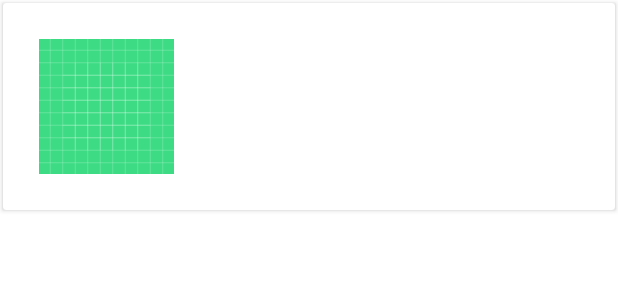
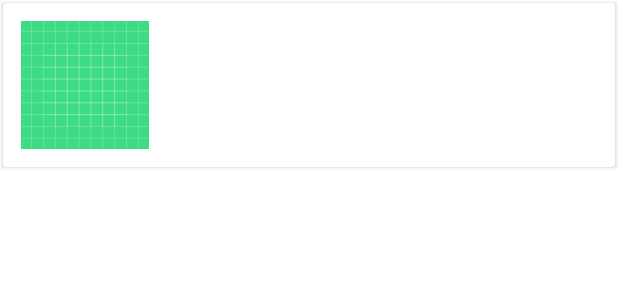
Before and after one commit to kocerenes/appcent_video_games, an Android app: the layout home_recycler_row.xml on its own in the app's theme, with its tools: preview values and no code run, on a phone screen of 412 x 824 dp. Shown: the top 300 px of the screen. Run offline under Robolectric (Android 15) with nearby library versions, the phone set to English and light mode, and no system bars.

Commit message:
Complete view pager task and color update at app theme.

```diff
--- a/app/build.gradle
+++ b/app/build.gradle
@@ -85,4 +85,10 @@ dependencies {
     kapt("com.google.dagger:hilt-android-compiler:$hilt_version")
     kapt("androidx.hilt:hilt-compiler:1.0.0")
 
+    //viewpager
+    implementation "androidx.viewpager2:viewpager2:1.0.0"
+
+    //glide
+    implementation "com.github.bumptech.glide:glide:4.12.0"
+
 }
--- a/app/src/main/java/com/example/appcentvideogames/presentation/homepage/HomeRecyclerAdapter.kt
+++ b/app/src/main/java/com/example/appcentvideogames/presentation/homepage/HomeRecyclerAdapter.kt
@@ -7,6 +7,7 @@ import android.widget.Filterable
 import androidx.recyclerview.widget.RecyclerView
 import com.example.appcentvideogames.databinding.HomeRecyclerRowBinding
 import com.example.appcentvideogames.model.Game
+import com.example.appcentvideogames.presentation.homepage.listener.ItemClickListener
 
 class HomeRecyclerAdapter(private val listener: ItemClickListener): RecyclerView.Adapter<HomeRecyclerAdapter.MViewHolder>(), Filterable {
 
--- a/app/src/main/java/com/example/appcentvideogames/presentation/homepage/ItemClickListener.kt
+++ /dev/null
@@ -1,9 +0,0 @@
-package com.example.appcentvideogames.presentation.homepage
-
-import com.example.appcentvideogames.model.Game
-
-interface ItemClickListener {
-
-    fun onItemClick(game: Game)
-    fun onFilteredNameOfGame(nameLengt: Int)
-}
--- /dev/null
+++ b/app/src/main/java/com/example/appcentvideogames/presentation/homepage/listener/ItemClickListener.kt
@@ -0,0 +1,9 @@
+package com.example.appcentvideogames.presentation.homepage.listener
+
+import com.example.appcentvideogames.model.Game
+
+interface ItemClickListener {
+
+    fun onItemClick(game: Game)
+    fun onFilteredNameOfGame(nameLength: Int)
+}
--- a/app/src/main/res/layout/home_recycler_row.xml
+++ b/app/src/main/res/layout/home_recycler_row.xml
@@ -6,7 +6,7 @@
     <data>
         <variable
             name="onItemClickListener"
-            type="com.example.appcentvideogames.presentation.homepage.ItemClickListener" />
+            type="com.example.appcentvideogames.presentation.homepage.listener.ItemClickListener" />
         <variable
             name="game"
             type="com.example.appcentvideogames.model.Game" />
@@ -24,11 +24,11 @@
 
             <ImageView
                 android:id="@+id/ivHome"
-                android:layout_width="90dp"
-                android:layout_height="90dp"
-                android:layout_marginStart="24dp"
-                android:layout_marginTop="24dp"
-                android:layout_marginBottom="24dp"
+                android:layout_width="85dp"
+                android:layout_height="85dp"
+                android:layout_marginStart="12dp"
+                android:layout_marginTop="12dp"
+                android:layout_marginBottom="12dp"
                 app:layout_constraintBottom_toBottomOf="parent"
                 app:layout_constraintStart_toStartOf="parent"
                 app:layout_constraintTop_toTopOf="parent"
--- a/app/src/main/res/values-night/themes.xml
+++ b/app/src/main/res/values-night/themes.xml
@@ -2,7 +2,7 @@
     <!-- Base application theme. -->
     <style name="Theme.AppcentVideoGames" parent="Theme.MaterialComponents.DayNight.DarkActionBar">
         <!-- Primary brand color. -->
-        <item name="colorPrimary">@color/purple_200</item>
+        <item name="colorPrimary">@color/essential_color</item>
         <item name="colorPrimaryVariant">@color/purple_700</item>
         <item name="colorOnPrimary">@color/black</item>
         <!-- Secondary brand color. -->
@@ -10,7 +10,7 @@
         <item name="colorSecondaryVariant">@color/teal_200</item>
         <item name="colorOnSecondary">@color/black</item>
         <!-- Status bar color. -->
-        <item name="android:statusBarColor" tools:targetApi="l">?attr/colorPrimaryVariant</item>
+        <item name="android:statusBarColor" tools:targetApi="l">@color/essential_dark_color</item>
         <!-- Customize your theme here. -->
     </style>
 </resources>
--- a/app/src/main/res/values/colors.xml
+++ b/app/src/main/res/values/colors.xml
@@ -7,4 +7,7 @@
     <color name="teal_700">#FF018786</color>
     <color name="black">#FF000000</color>
     <color name="white">#FFFFFFFF</color>
+    <color name="essential_color">#494747</color>
+    <color name="essential_dark_color">#302F2F</color>
+
 </resources>
--- a/app/src/main/res/values/themes.xml
+++ b/app/src/main/res/values/themes.xml
@@ -2,7 +2,7 @@
     <!-- Base application theme. -->
     <style name="Theme.AppcentVideoGames" parent="Theme.MaterialComponents.DayNight.DarkActionBar">
         <!-- Primary brand color. -->
-        <item name="colorPrimary">@color/purple_500</item>
+        <item name="colorPrimary">@color/essential_color</item>
         <item name="colorPrimaryVariant">@color/purple_700</item>
         <item name="colorOnPrimary">@color/white</item>
         <!-- Secondary brand color. -->
@@ -10,7 +10,7 @@
         <item name="colorSecondaryVariant">@color/teal_700</item>
         <item name="colorOnSecondary">@color/black</item>
         <!-- Status bar color. -->
-        <item name="android:statusBarColor" tools:targetApi="l">?attr/colorPrimaryVariant</item>
+        <item name="android:statusBarColor" tools:targetApi="l">@color/essential_dark_color</item>
         <!-- Customize your theme here. -->
     </style>
 </resources>
```
Also changed, not shown: app/src/main/java/com/example/appcentvideogames/presentation/homepage/GameViewPagerAdapter.kt (added, +52 -0 lines), app/src/main/java/com/example/appcentvideogames/presentation/homepage/HomeFragment.kt (+47 -12 lines), app/src/main/java/com/example/appcentvideogames/presentation/homepage/listener/ViewPagerListener.kt (added, +9 -0 lines), app/src/main/res/layout/vp_imageview.xml (added, +18 -0 lines).
